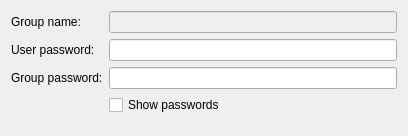
Before: the Qt Designer form vpn/openswan/openswanauth.ui in KDE/plasma-nm, drawn with Qt 5.
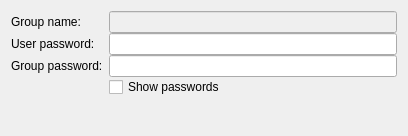
After: the same form once the commit is applied. Custom widgets are drawn as their Qt base class.

Patch:
```diff
--- a/vpn/openswan/openswanauth.ui
+++ b/vpn/openswan/openswanauth.ui
@@ -11,6 +11,9 @@
    </rect>
   </property>
   <layout class="QFormLayout" name="formLayout">
+    <property name="verticalSpacing">
+    <number>0</number>
+    </property>
    <item row="0" column="0">
     <widget class="QLabel" name="groupNameLabel">
      <property name="text">
```
